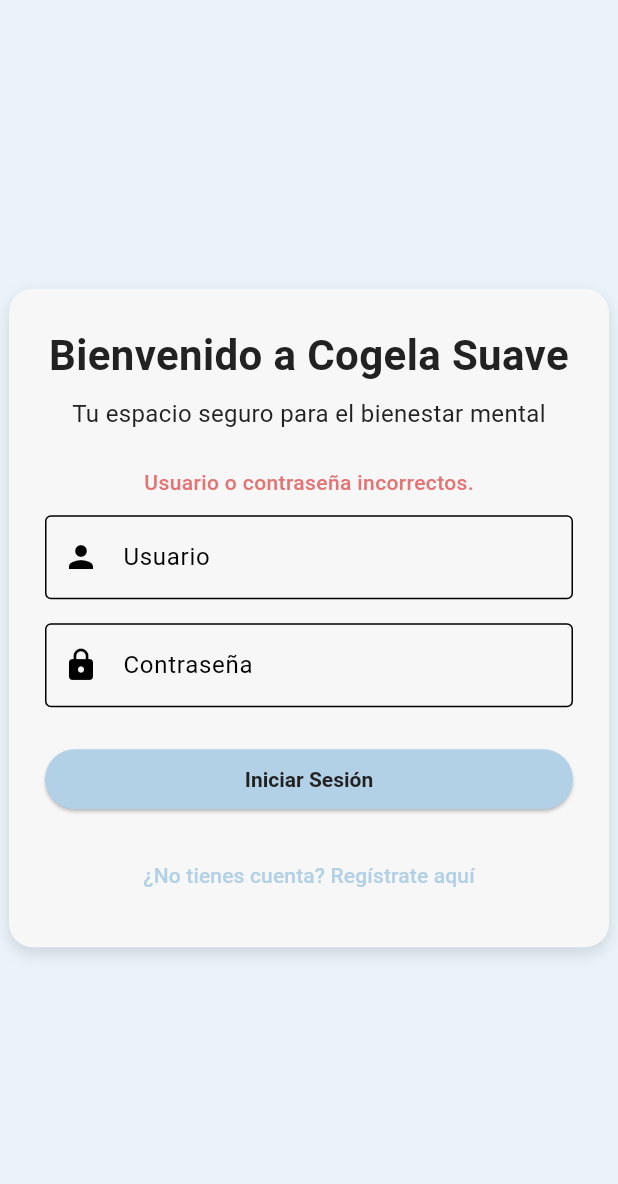
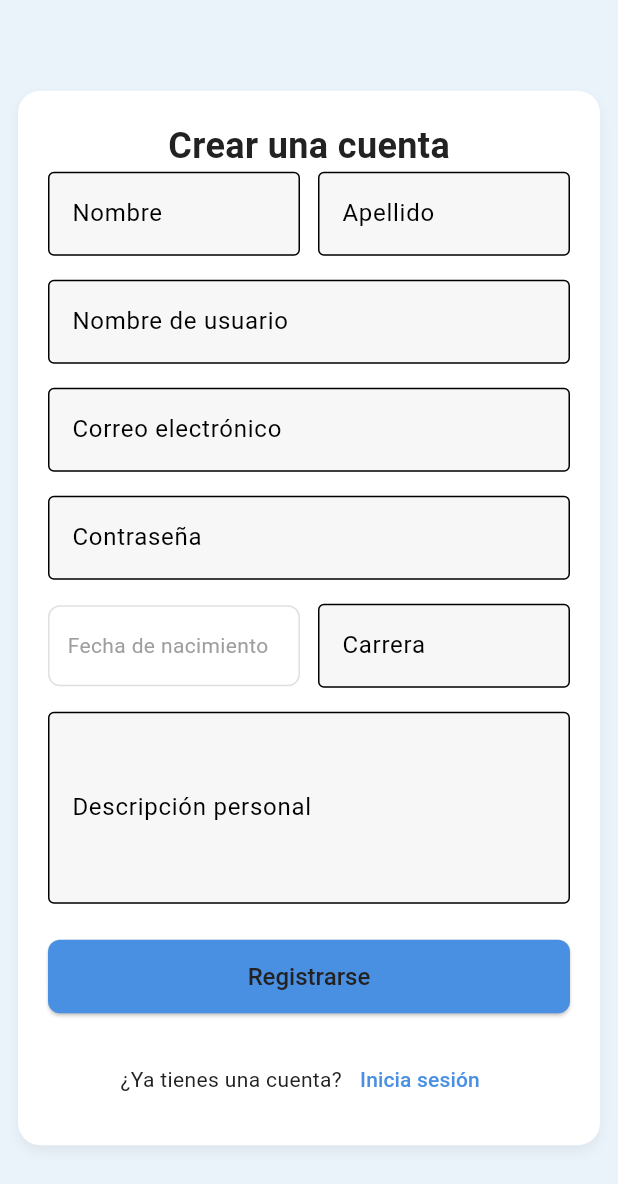
Before and after one commit to chikis0413/CogelaSuaveApp, a Flutter app: the screen it shows after launch, after a tap on "Iniciar Sesión", after a tap on "¿No tienes cuenta? Regístrate aquí", on a phone screen of 412 x 824 dp. Shown: the top 1184 px of the screen. Run offline on Flutter 3.47's test engine with Material 3 defaults, Android fonts, the phone set to English and light mode, and no system bars; our stand-ins replace hive, hive_flutter, sqflite; accounts and stored records are empty; Roboto replaces fonts that are missing (Poppins).

Commit message:
base de datos

```diff
--- a/lib/main.dart
+++ b/lib/main.dart
@@ -1,6 +1,12 @@
 import 'package:flutter/material.dart';
+import 'package:hive_flutter/hive_flutter.dart';
+import 'register.dart';
+import 'account.dart'; // Importa la pantalla principal
 
-void main() {
+void main() async {
+  WidgetsFlutterBinding.ensureInitialized();
+  await Hive.initFlutter(); // Inicializa Hive
+  await Hive.openBox('usuarios'); // Abre la caja de usuarios
   runApp(const MyApp());
 }
 
@@ -49,6 +55,10 @@ class MyApp extends StatelessWidget {
         ),
       ),
       home: const LoginPage(),
+      routes: {
+        '/register': (context) => RegisterPage(),
+        '/home': (context) => const AccountPage(), // Aquí conectas la pantalla principal
+      },
     );
   }
 }
@@ -66,19 +76,15 @@ class _LoginPageState extends State<LoginPage> {
   final TextEditingController _passwordController = TextEditingController();
   String? _error;
 
-  void _login() {
-    // Simulación de autenticación
-    setState(() {
-      if (_emailController.text == "usuario" && _passwordController.text == "contraseña") {
-        _error = null;
-        Navigator.pushReplacement(
-          context,
-          MaterialPageRoute(builder: (context) => const AccountPage()),
-        );
-      } else {
-        _error = "Usuario o contraseña incorrectos.";
-      }
-    });
+  void _login() async {
+    bool valido = await validarUsuario(_emailController.text, _passwordController.text);
+    if (valido) {
+      Navigator.of(context).pushReplacementNamed('/home');
+    } else {
+      setState(() {
+        _error = 'Usuario o contraseña incorrectos';
+      });
+    }
   }
 
   @override
@@ -157,7 +163,10 @@ class _LoginPageState extends State<LoginPage> {
                 const SizedBox(height: 16),
                 TextButton(
                   onPressed: () {
-                    // Navegar a la página de registro
+                    Navigator.push(
+                      context,
+                      MaterialPageRoute(builder: (context) => RegisterPage()),
+                    );
                   },
                   child: const Text("¿No tienes cuenta? Regístrate aquí"),
                 ),
@@ -265,3 +274,20 @@ class EmotionRegistrationPage extends StatelessWidget {
     );
   }
 }
+
+// Puedes poner esto en cualquier archivo donde necesites leer usuarios
+Future<List<Map>> obtenerUsuarios() async {
+  var box = Hive.box('usuarios');
+  return box.values.cast<Map>().toList();
+}
+
+// Puedes poner esta función en main.dart o donde manejes el login
+Future<bool> validarUsuario(String apodo, String contrasena) async {
+  var box = Hive.box('usuarios');
+  for (var usuario in box.values) {
+    if (usuario['apodo'] == apodo && usuario['contrasena'] == contrasena) {
+      return true; // Usuario y contraseña correctos
+    }
+  }
+  return false; // No coincide
+}
--- /dev/null
+++ b/lib/register.dart
@@ -0,0 +1,277 @@
+import 'package:flutter/material.dart';
+import 'package:hive/hive.dart';
+
+class RegisterPage extends StatefulWidget {
+  @override
+  State<RegisterPage> createState() => _RegisterPageState();
+}
+
+class _RegisterPageState extends State<RegisterPage> {
+  final _formKey = GlobalKey<FormState>();
+  String nombre = '';
+  String apellido = '';
+  String apodo = '';
+  String email = '';
+  String contrasena = '';
+  DateTime? fechaNacimiento;
+  String carrera = '';
+  String descripcion = '';
+  String error = '';
+
+  final RegExp nombreApellidoRegExp = RegExp(r'^[A-Za-zÁÉÍÓÚáéíóú ]+$');
+
+  Future<void> _register() async {
+  final usuario = {
+    'apodo': apodo,
+    'contrasena': contrasena,
+    'email': email,
+    'nombre': nombre,
+    'apellido': apellido,
+    'fecha_nacimiento': fechaNacimiento != null
+        ? fechaNacimiento!.toIso8601String().substring(0, 10)
+        : '',
+    'carrera': carrera,
+    'descripcion_personal': descripcion,
+  };
+  try {
+    var box = Hive.box('usuarios');
+    await box.add(usuario); // <-- Aquí guardas el usuario
+    Navigator.of(context).pushReplacementNamed('/home');
+  } catch (e) {
+    setState(() {
+      error = 'Error al registrar: $e';
+    });
+  }
+}
+
+  @override
+  Widget build(BuildContext context) {
+    return Scaffold(
+      backgroundColor: const Color(0xFFEAF3FA), // secondary-color
+      body: Center(
+        child: SingleChildScrollView(
+          padding: const EdgeInsets.symmetric(vertical: 24, horizontal: 12),
+          child: Container(
+            padding: const EdgeInsets.all(20),
+            constraints: const BoxConstraints(maxWidth: 600),
+            decoration: BoxDecoration(
+              color: Colors.white,
+              borderRadius: BorderRadius.circular(15),
+              boxShadow: [
+                BoxShadow(
+                  color: Colors.black.withOpacity(0.05),
+                  blurRadius: 6,
+                  offset: const Offset(0, 4),
+                ),
+              ],
+            ),
+            child: Form(
+              key: _formKey,
+              child: Column(
+                mainAxisSize: MainAxisSize.min,
+                children: [
+                  const Text(
+                    'Crear una cuenta',
+                    style: TextStyle(
+                      fontSize: 24,
+                      fontWeight: FontWeight.bold,
+                      color: Color(0xFF222222),
+                    ),
+                  ),
+                  if (error.isNotEmpty)
+                    Padding(
+                      padding: const EdgeInsets.symmetric(vertical: 12),
+                      child: Text(
+                        error,
+                        style: const TextStyle(
+                          color: Color(0xFFE57373),
+                          fontWeight: FontWeight.bold,
+                        ),
+                      ),
+                    ),
+                  Row(
+                    children: [
+                      Expanded(
+                        child: TextFormField(
+                          decoration: const InputDecoration(labelText: 'Nombre'),
+                          validator: (value) {
+                            if (value == null || value.isEmpty) {
+                              return 'Campo requerido';
+                            }
+                            if (!nombreApellidoRegExp.hasMatch(value)) {
+                              return 'Solo letras y espacios';
+                            }
+                            return null;
+                          },
+                          onSaved: (value) => nombre = value ?? '',
+                        ),
+                      ),
+                      const SizedBox(width: 12),
+                      Expanded(
+                        child: TextFormField(
+                          decoration: const InputDecoration(labelText: 'Apellido'),
+                          validator: (value) {
+                            if (value == null || value.isEmpty) {
+                              return 'Campo requerido';
+                            }
+                            if (!nombreApellidoRegExp.hasMatch(value)) {
+                              return 'Solo letras y espacios';
+                            }
+                            return null;
+                          },
+                          onSaved: (value) => apellido = value ?? '',
+                        ),
+                      ),
+                    ],
+                  ),
+                  const SizedBox(height: 16),
+                  TextFormField(
+                    decoration: const InputDecoration(labelText: 'Nombre de usuario'),
+                    validator: (value) {
+                      if (value == null || value.isEmpty) {
+                        return 'Campo requerido';
+                      }
+                      return null;
+                    },
+                    onSaved: (value) => apodo = value ?? '',
+                  ),
+                  const SizedBox(height: 16),
+                  TextFormField(
+                    decoration: const InputDecoration(labelText: 'Correo electrónico'),
+                    keyboardType: TextInputType.emailAddress,
+                    validator: (value) {
+                      if (value == null || value.isEmpty) {
+                        return 'Campo requerido';
+                      }
+                      if (!RegExp(r'^[^@]+@[^@]+\.[^@]+').hasMatch(value)) {
+                        return 'Email inválido';
+                      }
+                      return null;
+                    },
+                    onSaved: (value) => email = value ?? '',
+                  ),
+                  const SizedBox(height: 16),
+                  TextFormField(
+                    decoration: const InputDecoration(labelText: 'Contraseña'),
+                    obscureText: true,
+                    validator: (value) {
+                      if (value == null || value.isEmpty) {
+                        return 'Campo requerido';
+                      }
+                      if (value.length < 6) {
+                        return 'Mínimo 6 caracteres';
+                      }
+                      return null;
+                    },
+                    onSaved: (value) => contrasena = value ?? '',
+                  ),
+                  const SizedBox(height: 16),
+                  Row(
+                    children: [
+                      Expanded(
+                        child: GestureDetector(
+                          onTap: () async {
+                            final picked = await showDatePicker(
+                              context: context,
+                              initialDate: DateTime.now(),
+                              firstDate: DateTime(1900),
+                              lastDate: DateTime(2100),
+                            );
+                            if (picked != null) {
+                              setState(() {
+                                fechaNacimiento = picked;
+                              });
+                            }
+                          },
+                          child: Container(
+                            padding: const EdgeInsets.symmetric(vertical: 16, horizontal: 12),
+                            decoration: BoxDecoration(
+                              border: Border.all(color: Colors.grey.shade300),
+                              borderRadius: BorderRadius.circular(8),
+                            ),
+                            child: Text(
+                              fechaNacimiento == null
+                                  ? 'Fecha de nacimiento'
+                                  : '${fechaNacimiento!.day}/${fechaNacimiento!.month}/${fechaNacimiento!.year}',
+                              style: TextStyle(
+                                color: fechaNacimiento == null ? Colors.grey : Colors.black,
+                              ),
+                            ),
+                          ),
+                        ),
+                      ),
+                      const SizedBox(width: 12),
+                      Expanded(
+                        child: TextFormField(
+                          decoration: const InputDecoration(labelText: 'Carrera'),
+                          onSaved: (value) => carrera = value ?? '',
+                        ),
+                      ),
+                    ],
+                  ),
+                  const SizedBox(height: 16),
+                  TextFormField(
+                    decoration: const InputDecoration(
+                      labelText: 'Descripción personal',
+                      hintText: 'Cuéntanos un poco sobre ti...',
+                    ),
+                    maxLines: 4,
+                    onSaved: (value) => descripcion = value ?? '',
+                  ),
+                  const SizedBox(height: 24),
+                  SizedBox(
+                    width: double.infinity,
+                    child: ElevatedButton(
+                      style: ElevatedButton.styleFrom(
+                        backgroundColor: const Color(0xFF4a90e2),
+                        padding: const EdgeInsets.symmetric(vertical: 15),
+                        shape: RoundedRectangleBorder(
+                          borderRadius: BorderRadius.circular(8),
+                        ),
+                      ),
+                      onPressed: () {
+                        if (_formKey.currentState?.validate() ?? false && fechaNacimiento != null) {
+                          _formKey.currentState?.save();
+                          setState(() {
+                            error = '';
+                          });
+                          _register();
+                        } else {
+                          setState(() {
+                            error = fechaNacimiento == null
+                                ? 'Selecciona la fecha de nacimiento.'
+                                : 'Por favor revisa los campos.';
+                          });
+                        }
+                      },
+                      child: const Text(
+                        'Registrarse',
+                        style: TextStyle(fontSize: 16, fontWeight: FontWeight.w500),
+                      ),
+                    ),
+                  ),
+                  const SizedBox(height: 20),
+                  Row(
+                    mainAxisAlignment: MainAxisAlignment.center,
+                    children: [
+                      const Text('¿Ya tienes una cuenta?'),
+                      TextButton(
+                        onPressed: () {
+                          Navigator.of(context).pushReplacementNamed('/login');
+                        },
+                        child: const Text(
+                          'Inicia sesión',
+                          style: TextStyle(color: Color(0xFF4a90e2)),
+                        ),
+                      ),
+                    ],
+                  ),
+                ],
+              ),
+            ),
+          ),
+        ),
+      ),
+    );
+  }
+}
--- a/pubspec.yaml
+++ b/pubspec.yaml
@@ -34,6 +34,10 @@ dependencies:
   # The following adds the Cupertino Icons font to your application.
   # Use with the CupertinoIcons class for iOS style icons.
   cupertino_icons: ^1.0.8
+  sqflite: ^2.3.2
+  path: ^1.8.3
+  hive: ^2.2.3
+  hive_flutter: ^1.1.0
 
 dev_dependencies:
   flutter_test:
```
Also changed, not shown: lib/account.dart (added, +50 -0 lines), lib/db_helper.dart (added, +69 -0 lines), pubspec.lock, 2 other files.
